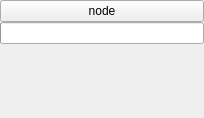
Before: the Qt Designer form resources/design/ui/Node.ui in jeaunrg/PyQTapp_template, drawn with Qt 5.
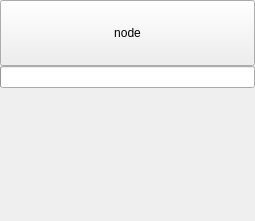
After: the same form once the commit is applied.

```diff
--- a/resources/design/ui/Node.ui
+++ b/resources/design/ui/Node.ui
@@ -6,8 +6,8 @@
    <rect>
     <x>0</x>
     <y>0</y>
-    <width>204</width>
-    <height>118</height>
+    <width>255</width>
+    <height>221</height>
    </rect>
   </property>
   <property name="windowTitle">
@@ -39,6 +39,12 @@
      </property>
      <item>
       <widget class="QPushButton" name="button">
+       <property name="sizePolicy">
+        <sizepolicy hsizetype="Preferred" vsizetype="Preferred">
+         <horstretch>0</horstretch>
+         <verstretch>0</verstretch>
+        </sizepolicy>
+       </property>
        <property name="text">
         <string>node</string>
        </property>
@@ -65,12 +71,18 @@
          <verstretch>0</verstretch>
         </sizepolicy>
        </property>
+       <property name="minimumSize">
+        <size>
+         <width>0</width>
+         <height>0</height>
+        </size>
+       </property>
       </widget>
      </item>
      <item>
       <widget class="QWidget" name="result" native="true">
        <property name="sizePolicy">
-        <sizepolicy hsizetype="Expanding" vsizetype="Expanding">
+        <sizepolicy hsizetype="Minimum" vsizetype="Minimum">
          <horstretch>0</horstretch>
          <verstretch>0</verstretch>
         </sizepolicy>
```
